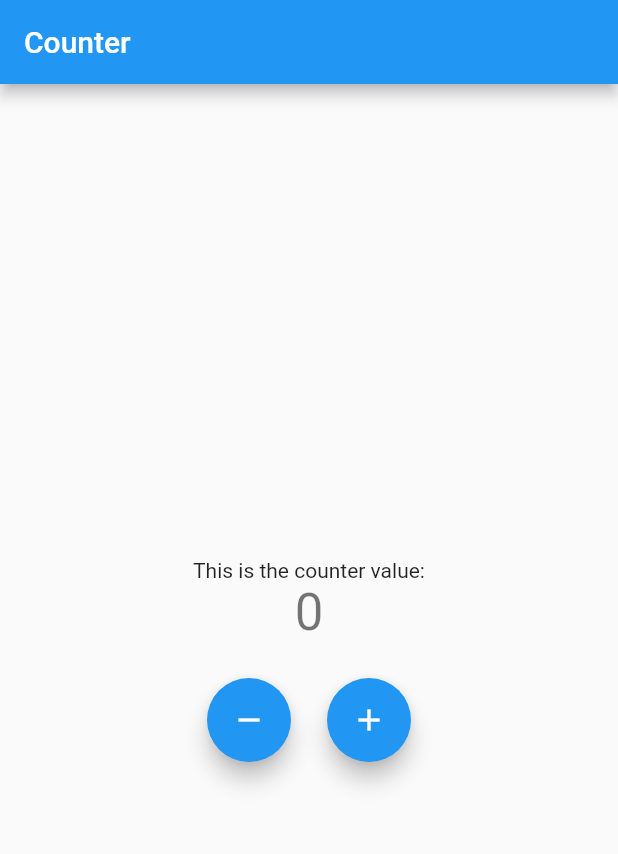
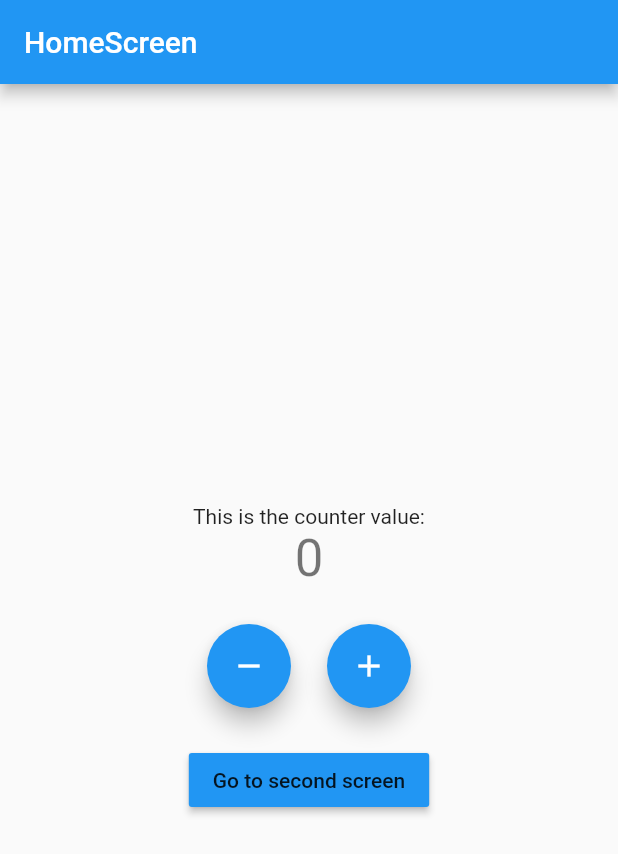
Before and after one commit to sharmin03/Counter_Cubit_Architecture, a Flutter app: the screen it shows after launch, on a phone screen of 412 x 824 dp. Shown: the top 854 px of the screen. Run offline on Flutter 3.47's test engine with Material 2 defaults, Android fonts, the phone set to English and light mode, and no system bars; our stand-ins replace bloc, equatable, flutter_bloc.

Commit message:
Named routing

```diff
--- a/counter/lib/main.dart
+++ b/counter/lib/main.dart
@@ -1,107 +1,58 @@
-import 'package:counter/cubit/counter_cubit.dart';
+import 'package:counter/presentation/screens/second_screen.dart';
+import 'package:counter/presentation/screens/third_sreen.dart';
 import 'package:flutter/material.dart';
+import 'package:counter/presentation/screens/home_screen.dart';
 import 'package:flutter_bloc/flutter_bloc.dart';
+import 'package:counter/logic/cubit/counter_cubit.dart';
 
 void main() {
   runApp(MyApp());
 }
 
-class MyApp extends StatelessWidget {
-  // This widget is the root of your application.
+class MyApp extends StatefulWidget {
+  @override
+  _MyAppState createState() => _MyAppState();
+}
+
+class _MyAppState extends State<MyApp> {
+  final CounterCubit _counterCubit = CounterCubit();
+
   @override
   Widget build(BuildContext context) {
-    return BlocProvider(
-      create: (context) => CounterCubit(),
-      child: MaterialApp(
-        title: 'Counter',
-        theme: ThemeData(
-          primarySwatch: Colors.blue,
-        ),
-        home: MyHomePage(title: 'Counter'),
+    return MaterialApp(
+      title: 'Counter',
+      theme: ThemeData(
+        primarySwatch: Colors.blue,
       ),
+      routes: {
+        '/': (context) => BlocProvider.value(
+              value: _counterCubit,
+              child: HomeScreen(
+                title: 'HomeScreen',
+                color: Colors.blue,
+              ),
+            ),
+        '/second': (context) => BlocProvider.value(
+              value: _counterCubit,
+              child: SecondScreen(
+                title: 'SecondScreen',
+                color: Colors.red,
+              ),
+            ),
+        '/third': (context) => BlocProvider.value(
+              value: _counterCubit,
+              child: ThirdScreen(
+                title: 'ThirdScreen',
+                color: Colors.green,
+              ),
+            ),
+      },
     );
   }
-}
-
-class MyHomePage extends StatefulWidget {
-  MyHomePage({Key? key, required this.title}) : super(key: key);
-
-  final String title;
 
   @override
-  _MyHomePageState createState() => _MyHomePageState();
-}
-
-class _MyHomePageState extends State<MyHomePage> {
-  @override
-  Widget build(BuildContext context) {
-    return Scaffold(
-      appBar: AppBar(
-        title: Text(widget.title),
-      ),
-      body: BlocConsumer<CounterCubit, CounterState>(
-        listener: (context, state) {
-          final wasIncremented = state.wasIncremented;
-          if (wasIncremented != null) {
-            if (wasIncremented) {
-              ScaffoldMessenger.of(context).showSnackBar(SnackBar(
-                content: Text('Incremented'),
-                duration: Duration(milliseconds: 300),
-              ));
-            } else {
-              ScaffoldMessenger.of(context).showSnackBar(SnackBar(
-                content: Text('Decremented'),
-                duration: Duration(milliseconds: 300),
-              ));
-            }
-          }
-        },
-        builder: (context, state) {
-          return Center(
-            child: Column(
-              mainAxisAlignment: MainAxisAlignment.center,
-              children: <Widget>[
-                Text(
-                  'This is the counter value:',
-                ),
-                BlocBuilder<CounterCubit, CounterState>(
-                  builder: (context, state) {
-                    return Text(
-                      state.counterValue.toString(),
-                      style: Theme.of(context).textTheme.headline4,
-                    );
-                  },
-                ),
-                SizedBox(
-                  height: 24,
-                ),
-                Row(
-                  mainAxisAlignment: MainAxisAlignment.center,
-                  children: [
-                    FloatingActionButton(
-                      onPressed: () {
-                        BlocProvider.of<CounterCubit>(context).decrement();
-                      },
-                      tooltip: 'Increment',
-                      child: Icon(Icons.remove),
-                    ),
-                    SizedBox(
-                      width: 24,
-                    ),
-                    FloatingActionButton(
-                      onPressed: () {
-                        BlocProvider.of<CounterCubit>(context).increment();
-                      },
-                      tooltip: 'Increment',
-                      child: Icon(Icons.add),
-                    )
-                  ],
-                ),
-              ],
-            ),
-          );
-        },
-      ),
-    );
+  void dispose() {
+    _counterCubit.close();
+    super.dispose();
   }
 }
--- /dev/null
+++ b/counter/lib/presentation/screens/home_screen.dart
@@ -0,0 +1,104 @@
+import 'package:counter/logic/cubit/counter_cubit.dart';
+import 'package:counter/presentation/screens/second_screen.dart';
+import 'package:flutter/material.dart';
+import 'package:flutter_bloc/flutter_bloc.dart';
+
+class HomeScreen extends StatefulWidget {
+  HomeScreen({
+    Key? key,
+    required this.title,
+    required this.color,
+  }) : super(key: key);
+
+  final String title;
+  final Color color;
+
+  @override
+  _HomeScreenState createState() => _HomeScreenState();
+}
+
+class _HomeScreenState extends State<HomeScreen> {
+  @override
+  Widget build(BuildContext context) {
+    return Scaffold(
+      appBar: AppBar(
+        title: Text(widget.title),
+      ),
+      body: BlocConsumer<CounterCubit, CounterState>(
+        listener: (context, state) {
+          final wasIncremented = state.wasIncremented;
+          if (wasIncremented != null) {
+            if (wasIncremented) {
+              ScaffoldMessenger.of(context).showSnackBar(SnackBar(
+                content: Text('Incremented'),
+                duration: Duration(milliseconds: 300),
+              ));
+            } else {
+              ScaffoldMessenger.of(context).showSnackBar(SnackBar(
+                content: Text('Decremented'),
+                duration: Duration(milliseconds: 300),
+              ));
+            }
+          }
+        },
+        builder: (context, state) {
+          return Center(
+            child: Column(
+              mainAxisAlignment: MainAxisAlignment.center,
+              children: <Widget>[
+                Text(
+                  'This is the counter value:',
+                ),
+                BlocBuilder<CounterCubit, CounterState>(
+                  builder: (context, state) {
+                    return Text(
+                      state.counterValue.toString(),
+                      style: Theme.of(context).textTheme.headline4,
+                    );
+                  },
+                ),
+                SizedBox(
+                  height: 24,
+                ),
+                Row(
+                  mainAxisAlignment: MainAxisAlignment.center,
+                  children: [
+                    FloatingActionButton(
+                      heroTag: 'decBtn1',
+                      onPressed: () {
+                        BlocProvider.of<CounterCubit>(context).decrement();
+                      },
+                      tooltip: 'Decrement',
+                      child: Icon(Icons.remove),
+                    ),
+                    SizedBox(
+                      width: 24,
+                    ),
+                    FloatingActionButton(
+                      heroTag: 'incBtn1',
+                      onPressed: () {
+                        BlocProvider.of<CounterCubit>(context).increment();
+                      },
+                      tooltip: 'Increment',
+                      child: Icon(Icons.add),
+                    ),
+                  ],
+                ),
+                SizedBox(
+                  height: 24,
+                ),
+                MaterialButton(
+                  color: widget.color,
+                  onPressed: () {
+                    Navigator.of(context).pushNamed('/second');
+                  },
+                  child: Text('Go to second screen'),
+                )
+              ],
+            ),
+          );
+        },
+      ),
+    );
+  }
+}
```
Also changed, not shown: counter/lib/presentation/screens/second_screen.dart (added, +108 -0 lines), counter/lib/presentation/screens/third_sreen.dart (added, +97 -0 lines), counter/lib/logic/cubit/counter_cubit.dart (renamed from counter/lib/cubit/counter_cubit.dart), counter/lib/logic/cubit/counter_state.dart (renamed from counter/lib/cubit/counter_state.dart), counter/lib/presentation/router/app_router.dart (added), 3 other files.
